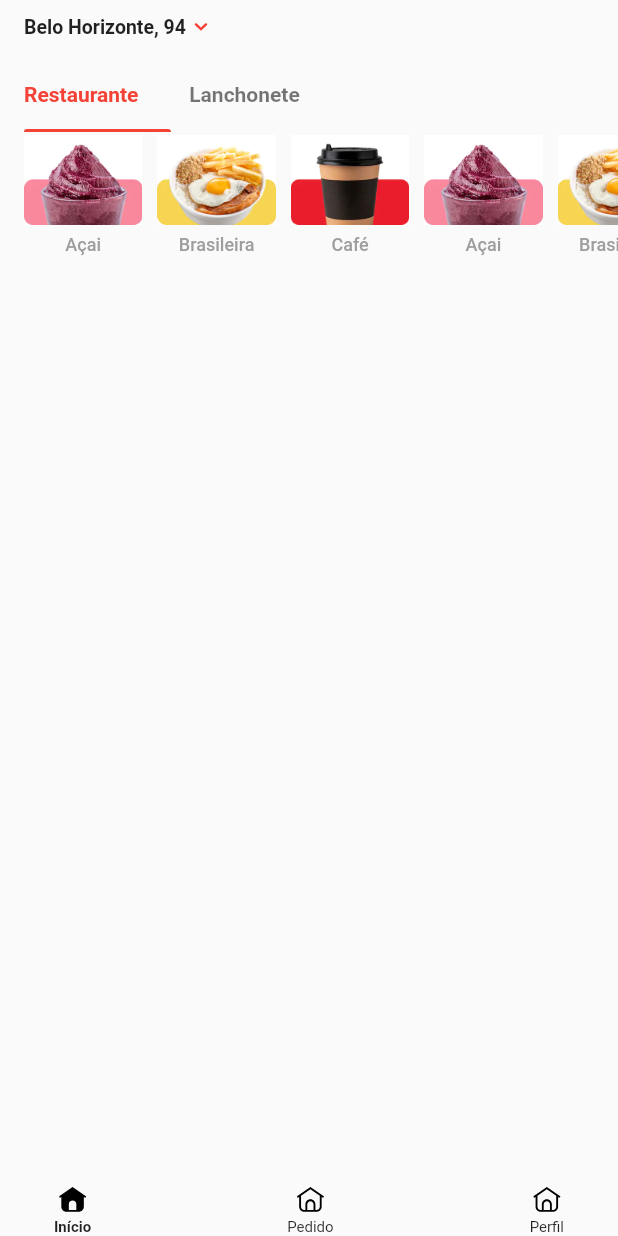
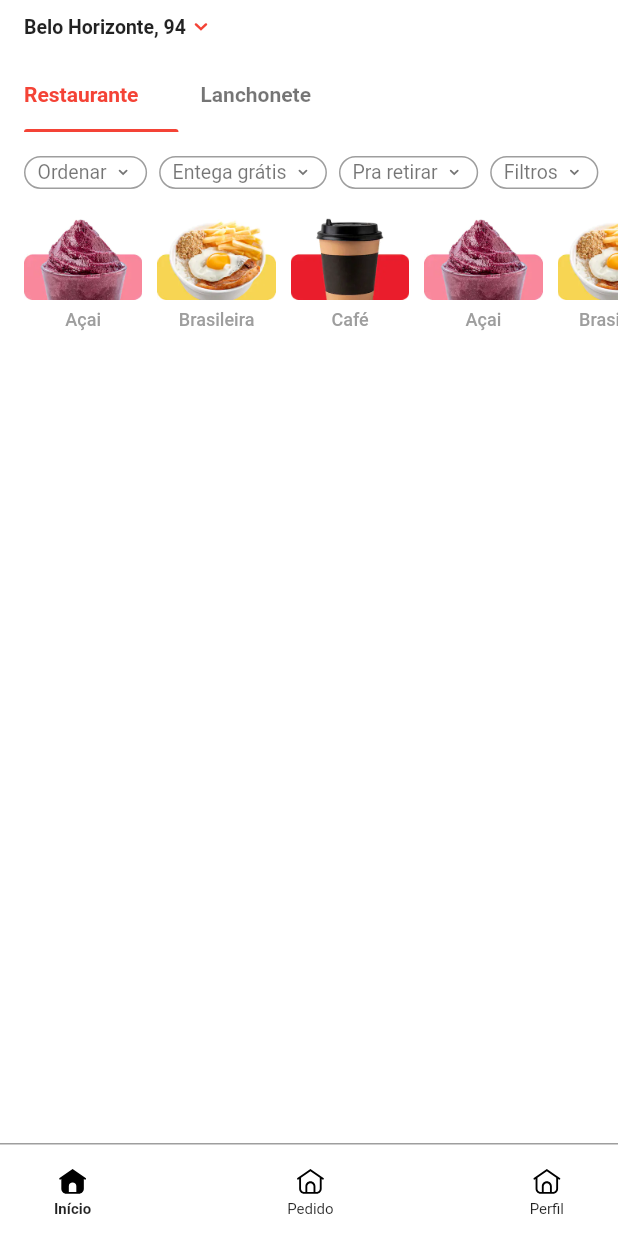
Before and after one commit to tuliotorres7/clone-Ifood, a Flutter app: the screen it shows after launch, on a phone screen of 412 x 824 dp. Run offline on Flutter 3.47's test engine with Material 2 defaults, Android fonts, the light colour scheme and no system bars; our stand-ins replace flutter_svg, tab_indicator_styler; Roboto replaces fonts that are missing (Nunito-Sans).

Commit message:
featch: aula 5

```diff
--- a/lib/core/theme/app_cores.dart
+++ b/lib/core/theme/app_cores.dart
@@ -5,5 +5,7 @@ class AppCores {
   static const Color black = Colors.black;
   static const Color black54 = Colors.black54;
   static const Color grey = Colors.grey;
+  static Color? grey7 = Colors.grey[700];
+  static Color? grey3 = Colors.grey[300];
   static const Color white = Colors.white;
 }
--- a/lib/core/theme/app_tipografia.dart
+++ b/lib/core/theme/app_tipografia.dart
@@ -25,6 +25,13 @@ class AppTipografia {
         ?.copyWith(color: AppCores.corPrimaria, fontWeight: FontWeight.w700);
   }
 
+  static TextStyle? filterItemStyle(BuildContext context) {
+    return Theme.of(context).textTheme.bodyText1?.copyWith(
+        color: AppCores.corPrimaria,
+        fontWeight: FontWeight.normal,
+        fontSize: 13);
+  }
+
   static TextStyle? localTextStyle(BuildContext context) {
     return Theme.of(context)
         .textTheme
--- a/lib/views/content/componentes/botao_navigate_component.dart
+++ b/lib/views/content/componentes/botao_navegacao_component.dart
@@ -1,6 +1,7 @@
-import 'package:digi_ofertas/core/theme/app_cores.dart';
 import 'package:digi_ofertas/core/theme/app_icons.dart';
 import 'package:flutter/material.dart';
+
+import '../../../core/theme/app_cores.dart';
 
 class BotaoNavegacaoComponent extends StatelessWidget {
   final List<BotaoNavegacaoItemComponent> items;
@@ -16,10 +17,15 @@ class BotaoNavegacaoComponent extends StatelessWidget {
   @override
   Widget build(BuildContext context) {
     return Container(
+        decoration: BoxDecoration(color: AppCores.white),
         child: Column(
           children: [
+            Container(
+              height: 1,
+              color: AppCores.grey,
+            ),
             Padding(
-          padding: const EdgeInsets.symmetric(horizontal: 24),
+              padding: const EdgeInsets.symmetric(horizontal: 24, vertical: 12),
               child: Row(
                 mainAxisAlignment: MainAxisAlignment.spaceBetween,
                 children: items
--- a/lib/views/content/componentes/conteudo_tab_bar_component.dart
+++ b/lib/views/content/componentes/conteudo_tab_bar_component.dart
@@ -28,8 +28,9 @@ class _ConteudoTabBarComponentDelegate extends SliverPersistentHeaderDelegate {
   @override
   Widget build(
       BuildContext context, double shrinkOffset, bool overlapsContent) {
+    var widht = MediaQuery.of(context).size.width;
     return Padding(
-      padding: const EdgeInsets.only(left: 16, right: 200),
+      padding: EdgeInsets.only(left: 16, right: (widht / 2) - 16),
       child: TabBar(
           labelPadding: EdgeInsets.zero,
           onTap: onTap,
--- /dev/null
+++ b/lib/views/content/componentes/filtros_component.dart
@@ -0,0 +1,108 @@
+import 'package:flutter/material.dart';
+
+import '../../../core/theme/app_cores.dart';
+import '../../../core/theme/app_icons.dart';
+import '../../../core/theme/app_tipografia.dart';
+
+class FiltrosComponent extends StatelessWidget {
+  const FiltrosComponent({Key? key}) : super(key: key);
+  @override
+  Widget build(BuildContext context) {
+    return SliverPersistentHeader(
+      pinned: true,
+      delegate: _FiltrosComponentDelegate(),
+    );
+  }
+}
+
+class _FiltrosComponentDelegate extends SliverPersistentHeaderDelegate {
+  _FiltrosComponentDelegate();
+  @override
+  Widget build(
+      BuildContext context, double shrinkOffset, bool overlapsContent) {
+    return Container(
+      color: AppCores.white,
+      height: 54,
+      child: ListView(
+          physics: BouncingScrollPhysics(),
+          scrollDirection: Axis.horizontal,
+          children: [
+            SizedBox(
+              width: 16,
+            ),
+            ItemFiltroComponent(
+              label: 'Ordenar',
+              icone: AppIcons.arrowDown,
+            ),
+            ItemFiltroComponent(
+              label: 'Entega grátis',
+              icone: AppIcons.arrowDown,
+            ),
+            ItemFiltroComponent(
+              label: 'Pra retirar',
+              icone: AppIcons.arrowDown,
+            ),
+            ItemFiltroComponent(
+              label: 'Filtros',
+              icone: AppIcons.arrowDown,
+            ),
+            SizedBox(
+              width: 16,
+            )
+          ]),
+    );
+  }
+
+  @override
+  // TODO: implement maxExtent
+  double get maxExtent => 50;
+
+  @override
+  // TODO: implement minExtent
+  double get minExtent => 50;
+
+  @override
+  bool shouldRebuild(covariant SliverPersistentHeaderDelegate oldDelegate) {
+    return false;
+  }
+}
+
+class ItemFiltroComponent extends StatelessWidget {
+  final String label;
+  final String? icone;
+
+  const ItemFiltroComponent({Key? key, required this.label, this.icone})
+      : super(key: key);
+
+  @override
+  Widget build(BuildContext context) {
+    return Padding(
+      padding: const EdgeInsets.only(top: 14, bottom: 14, right: 8),
+      child: Container(
+        decoration: BoxDecoration(
+            borderRadius: BorderRadius.circular(32),
+            color: AppCores.white,
+            border: Border.all(color: AppCores.grey)),
+        child: Padding(
+          padding: const EdgeInsets.symmetric(horizontal: 8),
+          child: Row(children: [
+            Text(
+              label,
+              style: AppTipografia.filterItemStyle(context)
+                  ?.copyWith(color: AppCores.black54),
+            ),
+            if (icone != null)
+              Padding(
+                padding: const EdgeInsets.only(left: 4),
+                child: AppIcon(
+                  icone!,
+                  color: AppCores.black54,
+                  size: Size(14, 14),
+                ),
+              )
+          ]),
+        ),
+      ),
+    );
+  }
+}
--- a/lib/views/content/content_page.dart
+++ b/lib/views/content/content_page.dart
@@ -1,11 +1,13 @@
 import 'package:digi_ofertas/controllers/conteudo_controller.dart';
 import 'package:digi_ofertas/core/theme/app_icons.dart';
 import 'package:digi_ofertas/models/categoria.dart';
-import 'package:digi_ofertas/views/content/componentes/botao_navigate_component.dart';
+import 'package:digi_ofertas/views/content/componentes/botao_navegacao_component.dart';
 import 'package:digi_ofertas/views/content/componentes/conteudo_tab_bar_component.dart';
+import 'package:digi_ofertas/views/content/componentes/filtros_component.dart';
 import 'package:digi_ofertas/views/content/componentes/item_categoria_component.dart';
 import 'package:flutter/material.dart';
 
+import '../../core/theme/app_cores.dart';
 import 'componentes/cabecalho_local_component.dart';
 
 class ContentPage extends StatefulWidget {
@@ -31,6 +33,7 @@ class _ContentPageState extends State<ContentPage>
   @override
   Widget build(BuildContext context) {
     return Scaffold(
+        backgroundColor: AppCores.white,
         body: SafeArea(
           child: NestedScrollView(
             physics: BouncingScrollPhysics(),
@@ -38,7 +41,8 @@ class _ContentPageState extends State<ContentPage>
               return [
                 CabecalhoLocalComponent(localizacao: "Belo Horizonte, 94"),
                 ConteudoTabBarComponent(
-                controller: tabController, onTap: (index) {})
+                    controller: tabController, onTap: (index) {}),
+                FiltrosComponent()
               ];
             },
             body: Column(children: [
@@ -61,8 +65,9 @@ class _ContentPageState extends State<ContentPage>
                               return Padding(
                                 padding: EdgeInsets.only(
                                     left: index == 0 ? 16 : 0,
-                                right:
-                                    index == categorias.length - 1 ? 16 : 10),
+                                    right: index == categorias.length - 1
+                                        ? 16
+                                        : 10),
                                 child: ItemCategoriaComponent(
                                   categoria: categorias[index],
                                 ),
```
Lines whose indentation alone changed are shown as unchanged.
